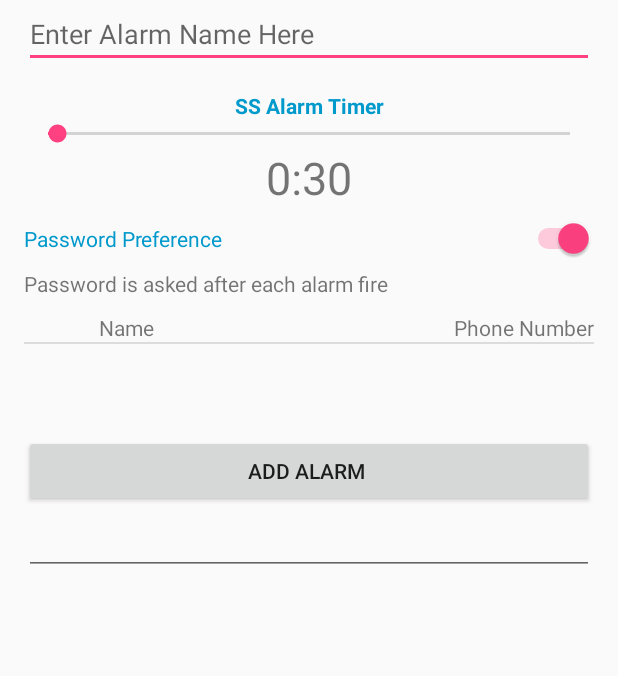
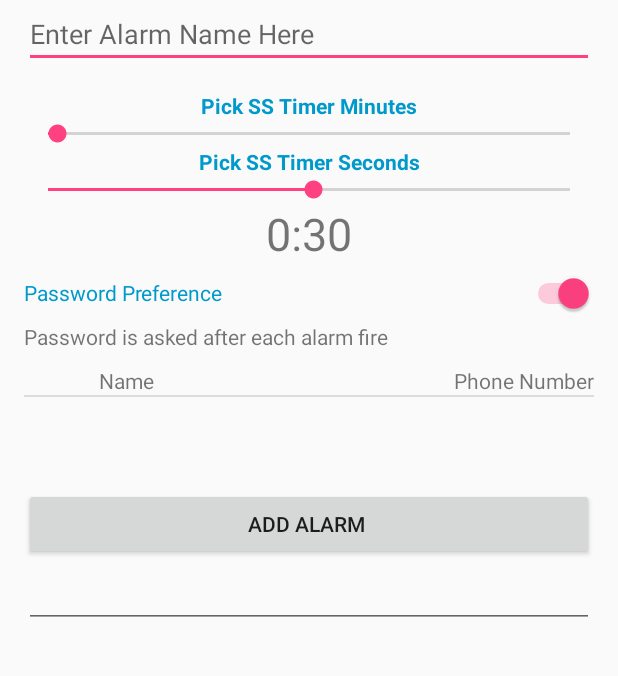
Before and after one commit to bsdworkin/SafeStroll, an Android app: the screen it shows after launch (EditAlarms), after a tap on "CREATE NEW SAFE STROLL ALARM", on a phone screen of 412 x 824 dp, the part 242-918 px from its top. Run offline under Robolectric (Android 15) with nearby library versions, the phone set to English and light mode, and no system bars.

Commit message:
Fixed Seek Bar Problem
Added a second seek bar in order to set the timer easier for the user

```diff
--- a/app/src/main/java/com/bendworkin/safestroll/EditAlarms.java
+++ b/app/src/main/java/com/bendworkin/safestroll/EditAlarms.java
@@ -22,7 +22,6 @@ import java.util.ArrayList;
 
 public class EditAlarms extends AppCompatActivity {
 
-    private SeekBar timeSeekBar;
     private TextView passwordTextView;
     private Switch passwordSwitch;
     private EditText alarmNameEditText;
@@ -32,16 +31,12 @@ public class EditAlarms extends AppCompatActivity {
     private int mins;
     private int secs;
     private ArrayList<SSContact> alarmContacts;
-    private ArrayList<AlarmSettings> alarms;
-
-
+    private ArrayList<AlarmSettings> alarms = new ArrayList<>();
 
     static ArrayList<SSContact> myContacts = new ArrayList<>();
     static SSContactAdapter adapter;
-    static AlarmAdapter alarmAdapter;
 
     SharedPreferences sharedPreferences;
-
 
     public void backToMM(View view){
         Intent intent = new Intent(getApplicationContext(), MainActivity.class);
@@ -59,7 +54,7 @@ public class EditAlarms extends AppCompatActivity {
 
             alarmName = alarmNameEditText.getText().toString();
 
-
+            timerPref = mins * 60 + secs;
             Alarm newAlarm = new Alarm(alarmName, Integer.toString(timerPref));
             ChooseAlarm.listViewAlarms.add(newAlarm);
             ChooseAlarm.alarmAdapter.notifyDataSetChanged();
@@ -90,7 +85,6 @@ public class EditAlarms extends AppCompatActivity {
 
 
             AlarmSettings alarm = new AlarmSettings(alarmContacts, passwordPref, alarmName ,timerPref);
-            alarms = new ArrayList<>();
             alarms.add(alarm);
 
         }
@@ -110,31 +104,57 @@ public class EditAlarms extends AppCompatActivity {
 
 
         SeekBar timerSeekBar = (SeekBar) findViewById(R.id.timerSeekBar);
+        final SeekBar secSeekBar = (SeekBar)findViewById(R.id.secSeekBar);
         final TextView timerTextView = (TextView) findViewById(R.id.timerTextView);
 
 
-        //Setting max time allowed to be 30mins
-        timerSeekBar.setMax(1800);
-        timerSeekBar.setProgress(30);
+        //Setting max time allowed to be 60mins
+        timerSeekBar.setMax(59);
+        timerSeekBar.setProgress(1);
+
+        secSeekBar.setMax(59);
+        secSeekBar.setProgress(30);
 
         //Allowing the seek bar to represent its number by a text view
         timerSeekBar.setOnSeekBarChangeListener(new SeekBar.OnSeekBarChangeListener() {
             @Override
             public void onProgressChanged(SeekBar seekBar, int progress, boolean fromUser) {
 
-                mins = (int) progress / 60;
-                secs = progress - mins * 60;
+                mins = progress;
 
-                //For some reason not working1!!!!!!!!!!
-                String secondString = Integer.toString(secs);
+                timerTextView.setText(Integer.toString(mins) + ":" + Integer.toString(secSeekBar.getProgress()));
 
-                if(secondString == "0"){
+            }
 
-                    secondString = "00";
+            @Override
+            public void onStartTrackingTouch(SeekBar seekBar) {
+
+            }
+
+            @Override
+            public void onStopTrackingTouch(SeekBar seekBar) {
+
+            }
+        });
+
+        secSeekBar.setOnSeekBarChangeListener(new SeekBar.OnSeekBarChangeListener() {
+            @Override
+            public void onProgressChanged(SeekBar seekBar, int progress, boolean fromUser) {
+
+                secs = progress;
+
+                if(secs == 0 ) {
+
+                    timerTextView.setText(Integer.toString(mins) + ":" + Integer.toString(secs) + "0");
+
+                }else {
+
+                    timerTextView.setText(Integer.toString(mins) + ":" + Integer.toString(secs));
+
+
                 }
 
-                timerTextView.setText(Integer.toString(mins) + ":" + secondString);
-                timerPref= progress;
+
 
             }
 
--- a/app/src/main/res/layout/activity_edit_alarms.xml
+++ b/app/src/main/res/layout/activity_edit_alarms.xml
@@ -47,10 +47,10 @@
             android:layout_marginBottom="15dp" />
 
         <TextView
-            android:text="SS Alarm Timer"
+            android:text="Pick SS Timer Minutes"
             android:layout_width="match_parent"
             android:layout_height="wrap_content"
-            android:id="@+id/textView5"
+            android:id="@+id/minTextView"
             android:textStyle="normal|bold"
             android:textColor="@android:color/holo_blue_dark"
             android:gravity="center" />
@@ -59,6 +59,20 @@
             android:layout_width="match_parent"
             android:layout_height="wrap_content"
             android:id="@+id/timerSeekBar" />
+
+        <TextView
+            android:text="Pick SS Timer Seconds"
+            android:layout_width="match_parent"
+            android:layout_height="wrap_content"
+            android:id="@+id/secTextView"
+            android:gravity="center"
+            android:textStyle="normal|bold"
+            android:textColor="@android:color/holo_blue_dark" />
+
+        <SeekBar
+            android:layout_width="match_parent"
+            android:layout_height="wrap_content"
+            android:id="@+id/secSeekBar" />
 
         <TextView
             android:text="0:30"
```
